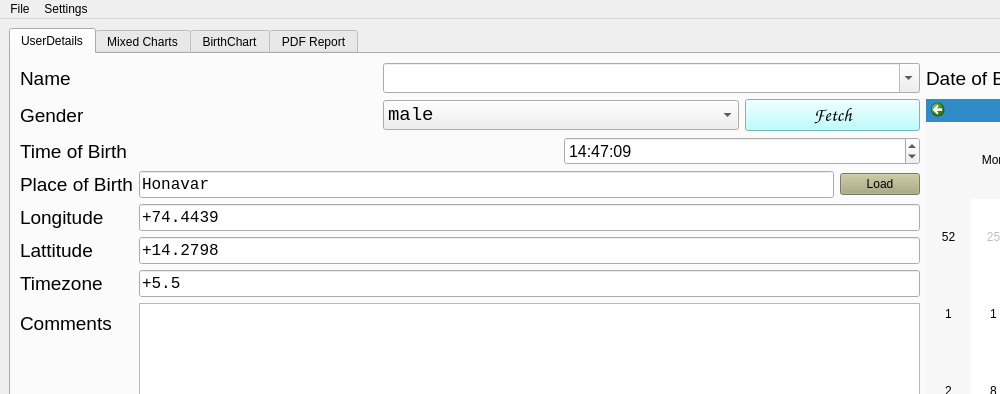
First picture: the form in userforms/mainwindow.ui, repository VicharaVandana/JyotishPro, before the edit; both pictures show x 0 to 1000 and y 0 to 394 of the 1303 by 791 pixel window.
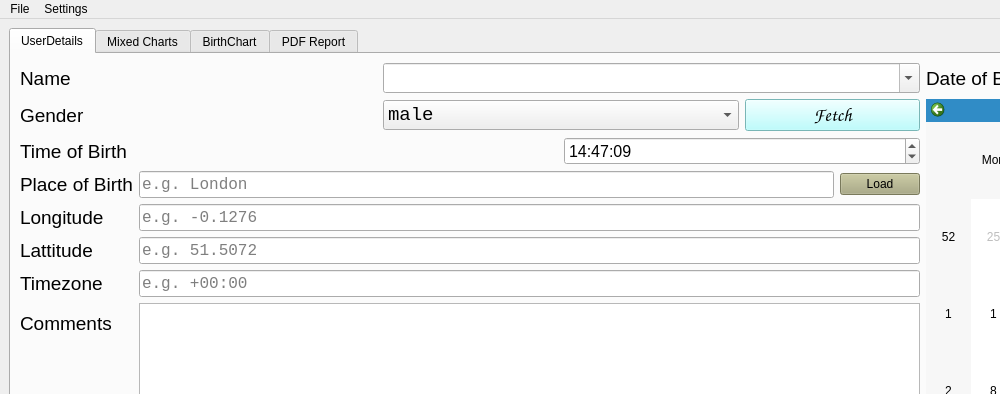
Second picture: the form after the edit.

Commit message: Made the userform to not show mny name etc and keep it blank and let the user select or enter the birth details.

Patch:
```diff
--- a/userforms/mainwindow.ui
+++ b/userforms/mainwindow.ui
@@ -138,8 +138,8 @@
               <property name="toolTip">
                <string>Enter place name where Native was born</string>
               </property>
-              <property name="text">
-               <string>Honavar</string>
+              <property name="placeholderText">
+               <string>e.g. London</string>
               </property>
              </widget>
             </item>
@@ -193,8 +193,8 @@
              <string>Enter birth place longitude in decimal format. 
 +ve for East and -ve for West. </string>
             </property>
-            <property name="text">
-             <string>+74.4439</string>
+            <property name="placeholderText">
+             <string>e.g. -0.1276</string>
             </property>
            </widget>
           </item>
@@ -223,8 +223,8 @@
              <string>Enter birth place lattitude in decimal format. 
 +ve for North and -ve for south</string>
             </property>
-            <property name="text">
-             <string>+14.2798</string>
+            <property name="placeholderText">
+             <string>e.g. 51.5072</string>
             </property>
            </widget>
           </item>
@@ -253,8 +253,8 @@
              <string>In hours with respect to GMT. 
 for example if its GMT + 5hr 30 min then enter +5.5</string>
             </property>
-            <property name="text">
-             <string>+5.5</string>
+            <property name="placeholderText">
+             <string>e.g. +00:00</string>
             </property>
            </widget>
           </item>
```
Left out of the diff: 26 changed lines with no effect on the pictures. The commit also changes 2 other files.
